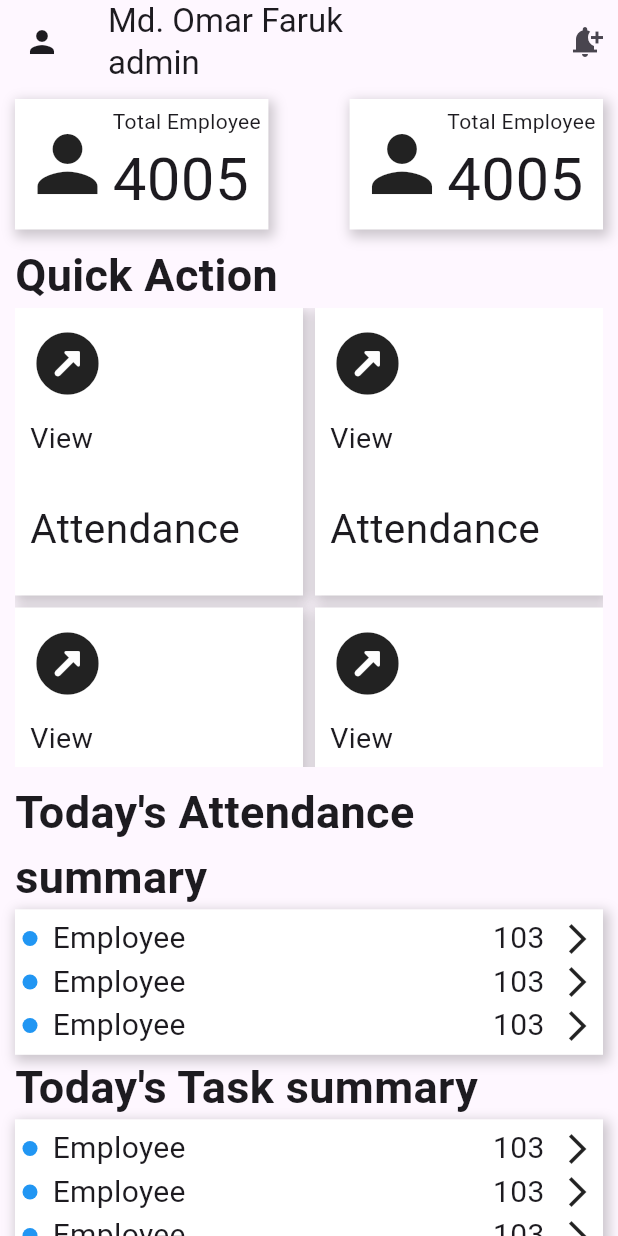
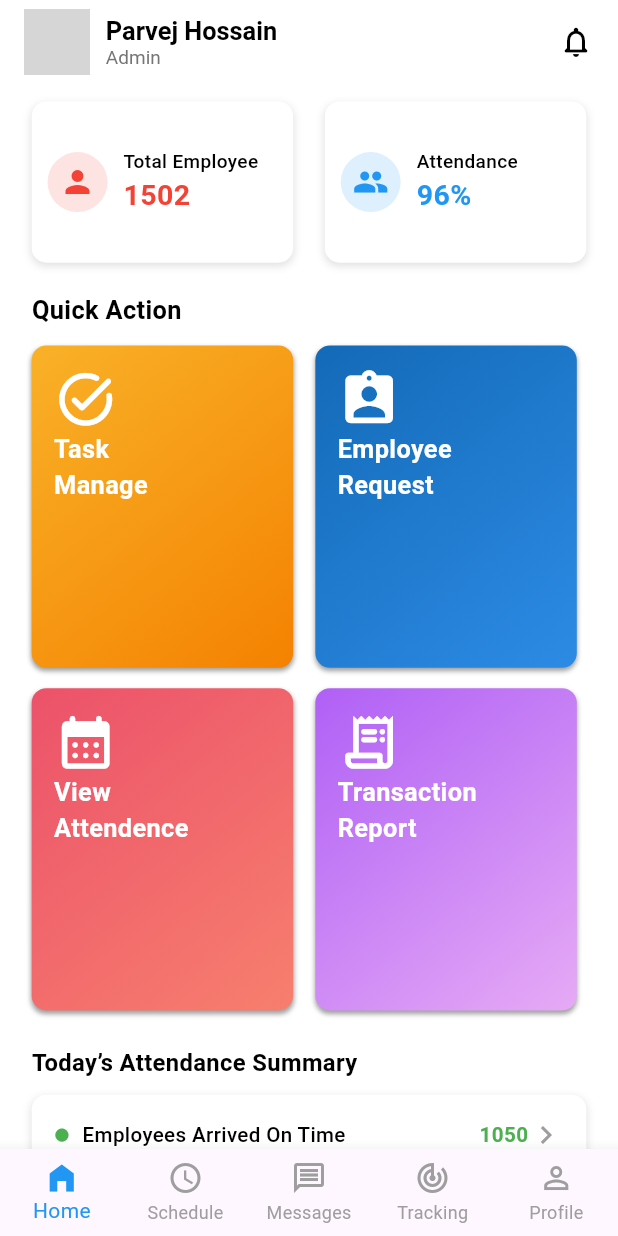
Before and after one commit to WixfordDev/koji, a Flutter app: the AdminHomeScreen screen opened directly, on a phone screen of 412 x 824 dp. Run offline on Flutter 3.47's test engine with Material 3 defaults, Android fonts, the phone set to English and light mode, and no system bars; our stand-ins replace cached_network_image, flutter_screenutil, flutter_svg, go_router, image_picker, introduction_screen and 3 more; grey boxes are pictures that could not be loaded.

Commit message:
home page

```diff
--- a/lib/features/admin_home/presentation/admin_home_screen.dart
+++ b/lib/features/admin_home/presentation/admin_home_screen.dart
@@ -1,122 +1,234 @@
 import 'package:flutter/material.dart';
 import 'package:flutter_screenutil/flutter_screenutil.dart';
-import 'package:koji/features/admin_home/presentation/admin_attendance_screen.dart';
 
-import 'admin_employee_request_screen.dart';
-import 'admin_task_list_screen.dart';
 
 class AdminHomeScreen extends StatelessWidget {
   const AdminHomeScreen({super.key});
 
   @override
   Widget build(BuildContext context) {
-    return Scaffold(
+    return ScreenUtilInit(
+      designSize: const Size(390, 844),
+      builder: (context, child) => Scaffold(
+        backgroundColor: Colors.white,
         appBar: AppBar(
-        leading: Icon(Icons.person),
-        title: Column(
+          backgroundColor: Colors.transparent,
+          elevation: 0,
+          automaticallyImplyLeading: false,
+          title: Row(
+            children: [
+              CircleAvatar(
+                radius: 22,
+                backgroundImage: AssetImage('assets/profile.png'),
+              ),
+              SizedBox(width: 10.w),
+              Column(
                 crossAxisAlignment: CrossAxisAlignment.start,
-          mainAxisAlignment: MainAxisAlignment.start,
-          children: [Text("Md. Omar Faruk"), Text("admin")],
+                children: [
+                  Text("Parvej Hossain",
+                      style: AppTextStyle.semiBold(16.sp)),
+                  Text("Admin",
+                      style: AppTextStyle.regular(12.sp,
+                          color: Colors.grey.shade600)),
+                ],
               ),
-        actions: [
-          Padding(
-            padding: EdgeInsets.only(right: 10),
-            child: Icon(Icons.notification_add),
+              const Spacer(),
+              const Icon(Icons.notifications_none_rounded,
+                  color: Colors.black),
+            ],
+          ),
+        ),
+        body: SingleChildScrollView(
+          child: Padding(
+            padding: EdgeInsets.symmetric(horizontal: 20.w, vertical: 12.h),
+            child: Column(
+              crossAxisAlignment: CrossAxisAlignment.start,
+              children: [
+                /// Top Stats Row
+                Row(
+                  mainAxisAlignment: MainAxisAlignment.spaceBetween,
+                  children: [
+                    _buildInfoCard(
+                      title: "Total Employee",
+                      value: "1502",
+                      color: Colors.red,
+                      icon: Icons.person,
+                    ),
+                    _buildInfoCard(
+                      title: "Attendance",
+                      value: "96%",
+                      color: Colors.blue,
+                      icon: Icons.group,
+                    ),
+                  ],
+                ),
+                SizedBox(height: 20.h),
+
+                Text("Quick Action", style: AppTextStyle.semiBold(16.sp)),
+                SizedBox(height: 12.h),
+
+                /// Quick Action Cards
+                Wrap(
+                  spacing: 14.w,
+                  runSpacing: 14.h,
+                  children: [
+                    _buildQuickCard(
+                      "Task\nManage",
+                      [const Color(0xFFF9B128), const Color(0xFFF48201)],
+                      Icons.task_alt_rounded,
+                    ),
+                    _buildQuickCard(
+                      "Employee\nRequest",
+                      [const Color(0xFF136AB7), const Color(0xFF2D8BE5)],
+                      Icons.assignment_ind_rounded,
+                    ),
+                    _buildQuickCard(
+                      "View\nAttendence",
+                      [const Color(0xFFEC526A), const Color(0xFFF77F6E)],
+                      Icons.calendar_month_rounded,
+                    ),
+                    _buildQuickCard(
+                      "Transaction\nReport",
+                      [const Color(0xFFB060F6), const Color(0xFFE6AAF5)],
+                      Icons.receipt_long_rounded,
                     ),
                   ],
                 ),
 
-      body: SingleChildScrollView(
-        child: Padding(
-          padding: EdgeInsets.all(10.sp),
-          child: Column(
-            crossAxisAlignment: CrossAxisAlignment.start,
-            children: [
-              Row(
-                crossAxisAlignment: CrossAxisAlignment.start,
-                mainAxisAlignment: MainAxisAlignment.spaceBetween,
-                children: [
-                  headerCardWidget(text1: 'Total Employee', text2: '4005'),
-                  headerCardWidget(text1: 'Total Employee', text2: '4005'),
+                SizedBox(height: 24.h),
+
+                Text("Today’s Attendance Summary",
+                    style: AppTextStyle.semiBold(15.sp)),
+                SizedBox(height: 10.h),
+
+                _buildSummaryCard([
+                  _summaryRow("Employees Arrived On Time", "1050", Colors.green),
+                  _summaryRow("Late Comers Today", "120", Colors.orange),
+                  _summaryRow("Absent Employees Today", "50", Colors.red),
+                  _summaryRow("Working Employees Today", "1200", Colors.blue),
+                ]),
+
+                SizedBox(height: 20.h),
+
+                Text("Today’s Task Summary",
+                    style: AppTextStyle.semiBold(15.sp)),
+                SizedBox(height: 10.h),
+
+                _buildSummaryCard([
+                  _summaryRow("Total Task", "20", Colors.green),
+                  _summaryRow("Complete Task", "05", Colors.orange),
+                  _summaryRow("Pending Task", "15", Colors.red),
+                  _summaryRow("In - Progress Task", "09", Colors.blue),
+                ]),
               ],
             ),
-              SizedBox(height: 10.h),
-              headerTitle(text1: "Quick Action"),
-              // gridCard(),
-              SizedBox(
-                height: 340.h,
-                child: GridView.builder(
-                  gridDelegate: const SliverGridDelegateWithFixedCrossAxisCount(
-                    crossAxisCount: 2, // 4 items in one row
-                    crossAxisSpacing: 8.0, // horizontal space
-                    mainAxisSpacing: 8.0, // vertical space
-                    childAspectRatio: 1, // width : height ratio
-                  ),
-                  itemCount: 4,
-                  // total number of items
-                  shrinkWrap: true,
-                  // use this if inside another scroll view
-                  physics: const NeverScrollableScrollPhysics(),
-                  // disable scroll if needed
-                  itemBuilder: (context, index) {
-                    return InkWell(
-                      onTap: (){
-                        if(index ==0){
-                          Navigator.of(context).push(MaterialPageRoute(builder: (context)=>AdminTaskListScreen()));
-                        }else if(index ==1){
-                          Navigator.of(context).push(MaterialPageRoute(builder: (context)=>AdminEmployeeRequestScreen()));
-                        }else if(index == 2){
-                          Navigator.of(context).push(MaterialPageRoute(builder: (context)=>AdminAttendanceScreen()));
-                        }
-
-                      },
-                        child: gridCard()); // your custom widget
-                  },
           ),
         ),
 
-              SizedBox(height: 10.h),
-              headerTitle(text1: "Today's Attendance summary"),
-              Container(
-                padding: EdgeInsets.all(5.sp),
+        /// Bottom Navigation
+        bottomNavigationBar: BottomNavigationBar(
+          type: BottomNavigationBarType.fixed,
+          currentIndex: 0,
+          selectedItemColor: Colors.blue,
+          unselectedItemColor: Colors.grey,
+          items: const [
+            BottomNavigationBarItem(
+              icon: Icon(Icons.home_filled),
+              label: 'Home',
+            ),
+            BottomNavigationBarItem(
+              icon: Icon(Icons.schedule),
+              label: 'Schedule',
+            ),
+            BottomNavigationBarItem(
+              icon: Icon(Icons.message_outlined),
+              label: 'Messages',
+            ),
+            BottomNavigationBarItem(
+              icon: Icon(Icons.track_changes_outlined),
+              label: 'Tracking',
+            ),
+            BottomNavigationBarItem(
+              icon: Icon(Icons.person_outline),
+              label: 'Profile',
+            ),
+          ],
+        ),
+      ),
+    );
+  }
+
+  Widget _buildInfoCard({
+    required String title,
+    required String value,
+    required Color color,
+    required IconData icon,
+  }) {
+    return Container(
+      width: 165.w,
+      height: 110.h,
+      padding: EdgeInsets.all(10.w),
       decoration: BoxDecoration(
         color: Colors.white,
         boxShadow: [
           BoxShadow(
-                      color: Colors.black.withValues(alpha: 0.2),
-                      // shadow color
-                      spreadRadius: 2,
-                      // how much it spreads
-                      blurRadius: 6,
-                      // how soft the shadow looks
-                      offset: Offset(2, 3), // horizontal, vertical shift
+              color: Colors.black12, blurRadius: 4, offset: const Offset(0, 2))
+        ],
+        borderRadius: BorderRadius.circular(10.r),
+      ),
+      child: Row(
+        children: [
+          CircleAvatar(
+            backgroundColor: color.withOpacity(0.15),
+            child: Icon(icon, color: color),
+          ),
+          SizedBox(width: 10.w),
+          SingleChildScrollView(
+            child: Column(
+              crossAxisAlignment: CrossAxisAlignment.start,
+              mainAxisAlignment: MainAxisAlignment.center,
+              children: [
+                Text(title, style: AppTextStyle.medium(12.sp)),
+                Text(value,
+                    style: AppTextStyle.bold(18.sp, color: color)),
+              ],
+            ),
           ),
         ],
       ),
-                child: Column(
-                  children: [cardWidgerRow(), cardWidgerRow(), cardWidgerRow()],
+    );
+  }
+
+  Widget _buildQuickCard(String title, List<Color> gradient, IconData icon) {
+    return Container(
+      width: 165.w,
+      height: 220.h,
+      decoration: BoxDecoration(
+        borderRadius: BorderRadius.circular(10.r),
+        gradient: LinearGradient(
+          colors: gradient,
+          begin: Alignment.topLeft,
+          end: Alignment.bottomRight,
         ),
-              ),
-              headerTitle(text1: "Today's Task summary"),
-              Container(
-                padding: EdgeInsets.all(5.sp),
-                decoration: BoxDecoration(
-                  color: Colors.white,
-                  boxShadow: [
+        boxShadow: const [
           BoxShadow(
-                      color: Colors.black.withValues(alpha: 0.2),
-                      // shadow color
-                      spreadRadius: 2,
-                      // how much it spreads
-                      blurRadius: 6,
-                      // how soft the shadow looks
-                      offset: Offset(2, 3), // horizontal, vertical shift
-                    ),
+            color: Colors.black38,
+            blurRadius: 2,
+            offset: Offset(0, 2),
+          )
         ],
       ),
+      child: Padding(
+        padding: EdgeInsets.all(14.w),
+        child: SingleChildScrollView(
           child: Column(
-                  children: [cardWidgerRow(), cardWidgerRow(), cardWidgerRow()],
-                ),
+            mainAxisAlignment: MainAxisAlignment.spaceBetween,
+            crossAxisAlignment: CrossAxisAlignment.start,
+            children: [
+              Icon(icon, color: Colors.white, size: 40.sp),
+              Text(
+                title,
+                style: AppTextStyle.semiBold(16.sp, color: Colors.white),
               ),
             ],
           ),
@@ -125,97 +237,60 @@ class AdminHomeScreen extends StatelessWidget {
     );
   }
 
-  Widget cardWidgerRow() {
-    return Row(
-      crossAxisAlignment: CrossAxisAlignment.center,
-      mainAxisAlignment: MainAxisAlignment.spaceBetween,
-      children: [
-        Row(
-          children: [
-            Container(
-              height: 10,
-              width: 10,
+  Widget _buildSummaryCard(List<Widget> children) {
+    return Container(
+      width: double.infinity,
+      padding: EdgeInsets.all(14.w),
       decoration: BoxDecoration(
-                color: Colors.blue,
-                borderRadius: BorderRadius.circular(50),
-              ),
-            ),
-            SizedBox(width: 10),
-            Text("Employee", style: TextStyle(fontSize: 20.sp)),
+        color: Colors.white,
+        borderRadius: BorderRadius.circular(10.r),
+        boxShadow: [
+          BoxShadow(
+            color: Colors.black12,
+            blurRadius: 4,
+            offset: const Offset(0, 2),
+          )
         ],
       ),
-        Row(
+      child: Column(
+        children: children
+            .map((child) => Column(
           children: [
-            Text("103", style: TextStyle(fontSize: 20.sp)),
-            SizedBox(width: 10),
-            Icon(Icons.arrow_forward_ios),
+            child,
+            Divider(thickness: 0.4, color: Colors.grey[300]),
           ],
+        ))
+            .toList(),
       ),
+    );
+  }
+
+  Widget _summaryRow(String title, String value, Color color) {
+    return Row(
+      children: [
+        Icon(Icons.circle, color: color, size: 10.sp),
+        SizedBox(width: 8.w),
+        Expanded(
+          child: Text(title, style: AppTextStyle.medium(13.sp)),
+        ),
+        Text(value,
+            style: AppTextStyle.semiBold(13.sp, color: color)),
+        const Icon(Icons.chevron_right, color: Colors.grey),
       ],
     );
   }
 
-  Widget headerCardWidget({required String text1, required String text2}) {
-    return Container(
-      padding: EdgeInsets.all(5.sp),
-      decoration: BoxDecoration(
-        color: Colors.white,
-        boxShadow: [
-          BoxShadow(
-            color: Colors.black.withValues(alpha: 0.2), // shadow color
-            spreadRadius: 2, // how much it spreads
-            blurRadius: 6, // how soft the shadow looks
-            offset: Offset(2, 3), // horizontal, vertical shift
-          ),
-        ],
-      ),
-      child: Row(
-        children: [
-          Icon(Icons.person, size: 60),
-          Column(
-            crossAxisAlignment: CrossAxisAlignment.start,
-            mainAxisAlignment: MainAxisAlignment.start,
-            children: [
-              Text(text1),
-              Text(text2, style: TextStyle(fontSize: 40)),
-            ],
-          ),
-        ],
-      ),
-    );
 }
+class AppTextStyle {
+  static TextStyle regular(double size, {Color color = Colors.black}) =>
+      TextStyle(fontSize: size, fontWeight: FontWeight.w400, color: color);
 
-  Widget gridCard() {
-    return Container(
-      padding: EdgeInsets.all(10.sp),
-      decoration: BoxDecoration(
-        color: Colors.white,
-        boxShadow: [
-          BoxShadow(
-            color: Colors.black.withValues(alpha: 0.2), // shadow color
-            spreadRadius: 2, // how much it spreads
-            blurRadius: 6, // how soft the shadow looks
-            offset: Offset(2, 3), // horizontal, vertical shift
-          ),
-        ],
-      ),
-      child: Column(
-        crossAxisAlignment: CrossAxisAlignment.start,
-        mainAxisSize: MainAxisSize.min,
-        children: [
-          Expanded(child: Icon(Icons.outbond_rounded, size: 50)),
-          SizedBox(height: 10.h),
-          Expanded(child: Text("View", style: TextStyle(fontSize: 19.sp))),
-          Expanded(child: Text("Attendance", style: TextStyle(fontSize: 27.sp))),
-        ],
-      ),
-    );
+  static TextStyle medium(double size, {Color color = Colors.black}) =>
+      TextStyle(fontSize: size, fontWeight: FontWeight.w500, color: color);
+
+  static TextStyle semiBold(double size, {Color color = Colors.black}) =>
+      TextStyle(fontSize: size, fontWeight: FontWeight.w600, color: color);
+
+  static TextStyle bold(double size, {Color color = Colors.black}) =>
+      TextStyle(fontSize: size, fontWeight: FontWeight.w700, color: color);
 }
-
-  Widget headerTitle({required String text1}) {
-    return Text(
-      text1,
-      style: TextStyle(fontSize: 30, fontWeight: FontWeight.bold),
-    );
-  }
-}
--- a/lib/features/authentication/presentation/signup_screen.dart
+++ b/lib/features/authentication/presentation/signup_screen.dart
@@ -159,7 +159,7 @@ class _RegistrationScreenState extends State<RegistrationScreen> {
                 height: 50.h,
                 child: ElevatedButton(
                   onPressed: () {
-                    context.push('/adminAttendanceScreen');
+                    context.push('/adminHomeScreen');
                   },
                   style: ElevatedButton.styleFrom(
                     shape: RoundedRectangleBorder(
--- a/lib/routes/app_routes.dart
+++ b/lib/routes/app_routes.dart
@@ -15,6 +15,7 @@ import 'package:koji/features/notification/presentation/notification_screen.dart
 
 import '../features/admin_bottom_navbar/admin_bottom_navbar.dart';
 import '../features/admin_home/presentation/admin_attendance_screen.dart';
+import '../features/admin_home/presentation/admin_home_screen.dart';
 import '../features/admin_schedule/presentation/admin_complete_task_screen.dart';
 import '../features/admin_schedule/presentation/admin_schedule.dart';
 import '../features/bottom_navbar/presentation/bottom_navbar_screen.dart';
@@ -164,6 +165,10 @@ class AppRouter {
           path: '/adminBottomNavBar',
           builder: (_, _) => AdminBottomNavBar(),
         ),
+        GoRoute(
+          path: '/adminHomeScreen',
+          builder: (_, _) => AdminHomeScreen(),
+        ),
 
 
 
```
Lines whose indentation alone changed are shown as unchanged.
